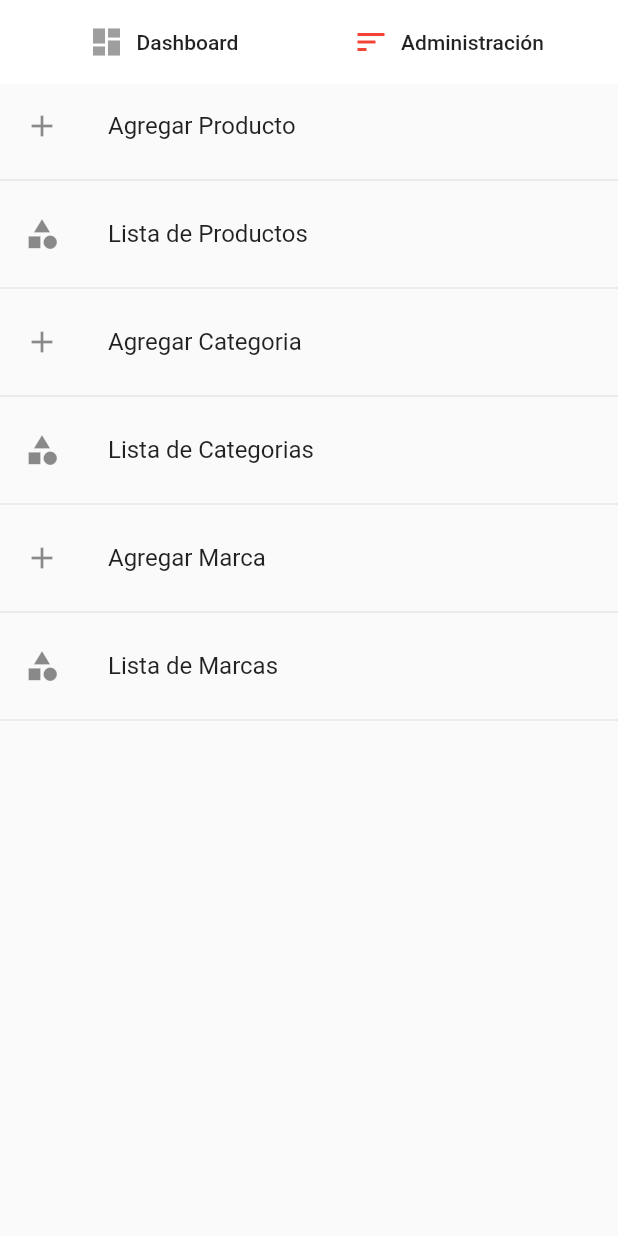
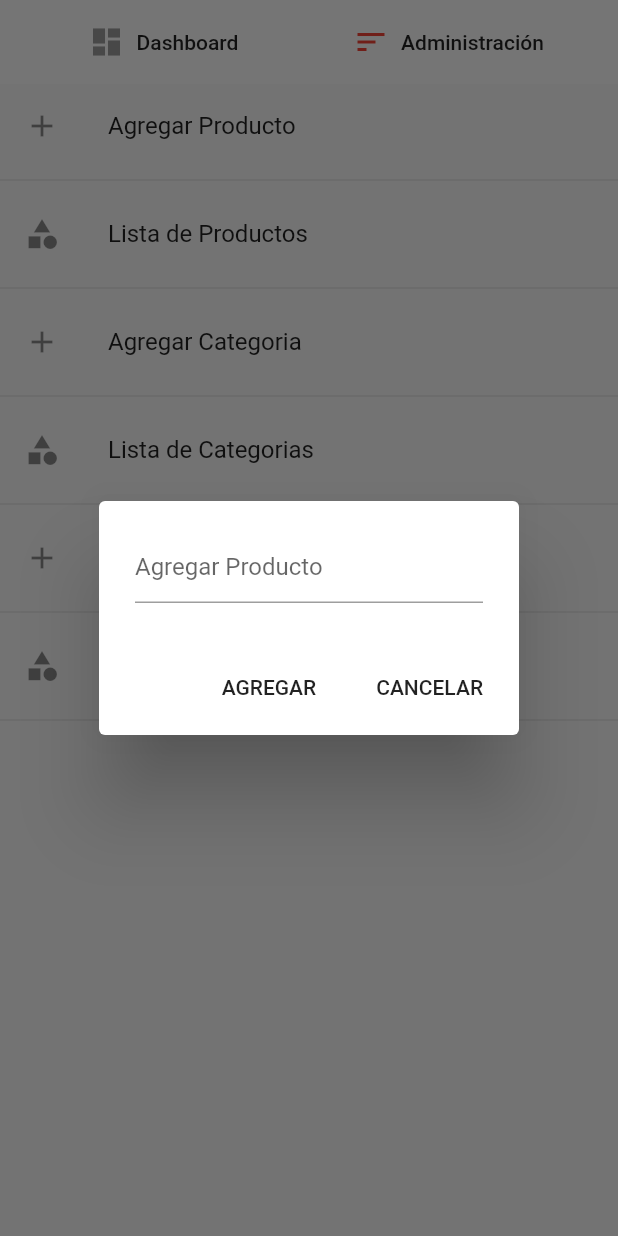
Before and after one commit to ExequielWiedermann/Pruebas, a Flutter app: the screen it shows after launch, after a tap on "Administración", after a tap on "Agregar Producto", on a phone screen of 412 x 824 dp. Run offline on Flutter 3.47's test engine with Material 2 defaults, Android fonts, the phone set to English and light mode, and no system bars; our stand-ins replace cloud_firestore, fluttertoast; accounts and stored records are empty.

Commit message:
Se crea la clase producto

```diff
--- /dev/null
+++ b/lib/db/product.dart
@@ -0,0 +1,13 @@
+import 'package:cloud_firestore/cloud_firestore.dart';
+import 'package:uuid/uuid.dart';
+
+class ProductoService{
+  Firestore _firestore = Firestore.instance;
+
+  void createProducto(String name){
+    var id = Uuid();
+    String categoryId = id.v1();
+
+    _firestore.collection('producto').document(categoryId).setData({'nombre': name});
+  }
+}
--- a/lib/screens/admin.dart
+++ b/lib/screens/admin.dart
@@ -2,6 +2,7 @@ import 'package:flutter/material.dart';
 import 'package:fluttertoast/fluttertoast.dart';
 import '../db/category.dart';
 import '../db/brand.dart';
+import '../db/product.dart';
 
 enum Page { dashboard, manage }
 
@@ -16,10 +17,13 @@ class _AdminState extends State<Admin> {
   MaterialColor notActive = Colors.grey;
   TextEditingController categoryController = TextEditingController();
   TextEditingController brandController = TextEditingController();
+  TextEditingController productoController = TextEditingController();
   GlobalKey<FormState> _categoryFormKey = GlobalKey();
   GlobalKey<FormState> _brandFormKey = GlobalKey();
+  GlobalKey<FormState> _productoFormKey = GlobalKey();
   BrandService _brandService = BrandService();
   CategoryService _categoryService = CategoryService();
+  ProductoService _productoService = ProductoService();
 
 
 
@@ -160,7 +164,9 @@ class _AdminState extends State<Admin> {
             ListTile(
               leading: Icon(Icons.add),
               title: Text("Agregar Producto"),
-              onTap: () {},
+              onTap: () {
+                _productAlert();
+              },
             ),
             Divider(),
             ListTile(
@@ -217,7 +223,7 @@ class _AdminState extends State<Admin> {
             }
           },
           decoration: InputDecoration(
-              hintText: "add category"
+              hintText: "Agregar Categoria"
           ),
         ),
       ),
@@ -226,12 +232,12 @@ class _AdminState extends State<Admin> {
           if(categoryController.text != null){
             _categoryService.createCategory(categoryController.text);
           }
-          Fluttertoast.showToast(msg: 'category created');
+          Fluttertoast.showToast(msg: 'Categoria Creada');
           Navigator.pop(context);
-        }, child: Text('ADD')),
+        }, child: Text('AGREGAR')),
         FlatButton(onPressed: (){
           Navigator.pop(context);
-        }, child: Text('CANCEL')),
+        }, child: Text('CANCELAR')),
 
       ],
     );
@@ -251,7 +257,7 @@ class _AdminState extends State<Admin> {
             }
           },
           decoration: InputDecoration(
-              hintText: "add brand"
+              hintText: "Agregar Marca"
           ),
         ),
       ),
@@ -260,12 +266,46 @@ class _AdminState extends State<Admin> {
           if(brandController.text != null){
             _brandService.createBrand(brandController.text);
           }
-          Fluttertoast.showToast(msg: 'brand added');
+          Fluttertoast.showToast(msg: 'Marca Agregada');
           Navigator.pop(context);
-        }, child: Text('ADD')),
+        }, child: Text('AGREGAR')),
         FlatButton(onPressed: (){
           Navigator.pop(context);
-        }, child: Text('CANCEL')),
+        }, child: Text('CANCELAR')),
+
+      ],
+    );
+
+    showDialog(context: context, builder: (_) => alert);
+  }
+
+  void _productAlert() {
+    var alert = new AlertDialog(
+      content: Form(
+        key: _productoFormKey,
+        child: TextFormField(
+          controller: productoController,
+          validator: (value){
+            if(value.isEmpty){
+              return 'category cannot be empty';
+            }
+          },
+          decoration: InputDecoration(
+              hintText: "Agregar Producto"
+          ),
+        ),
+      ),
+      actions: <Widget>[
+        FlatButton(onPressed: (){
+          if(productoController.text != null){
+            _productoService.createProducto(productoController.text);
+          }
+          Fluttertoast.showToast(msg: 'Producto Creado');
+          Navigator.pop(context);
+        }, child: Text('AGREGAR')),
+        FlatButton(onPressed: (){
+          Navigator.pop(context);
+        }, child: Text('CANCELAR')),
 
       ],
     );
```
